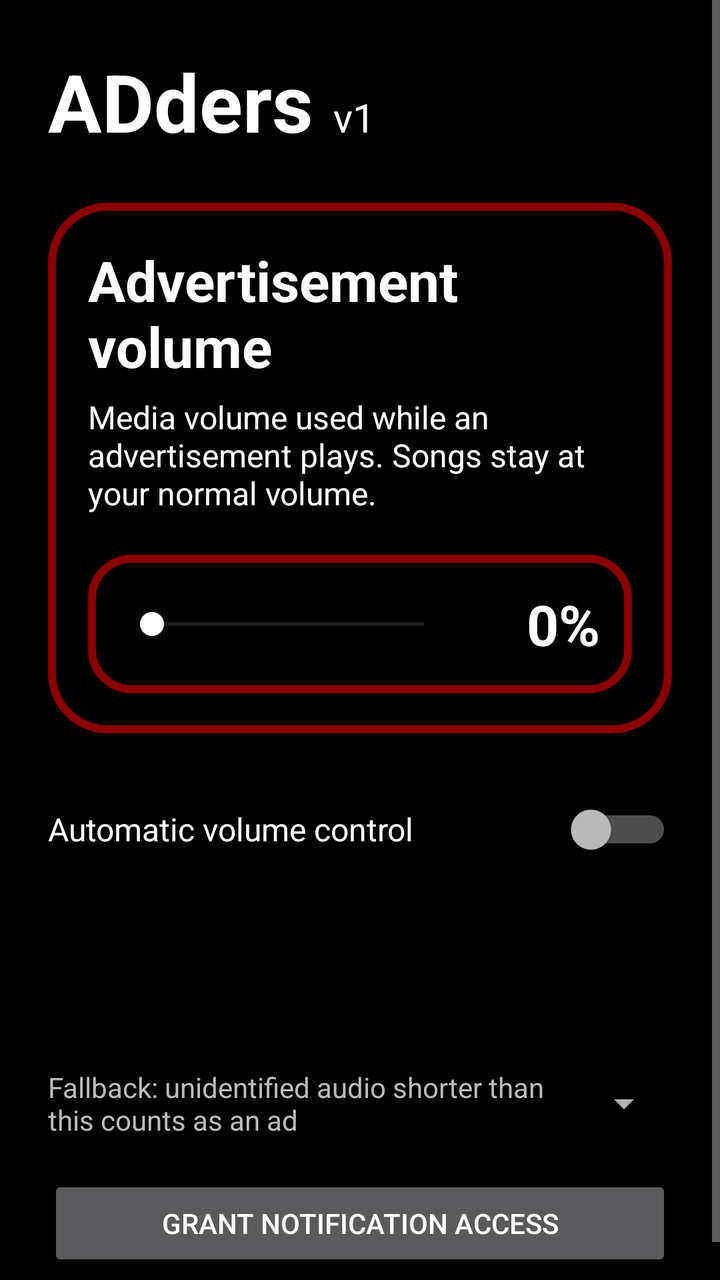
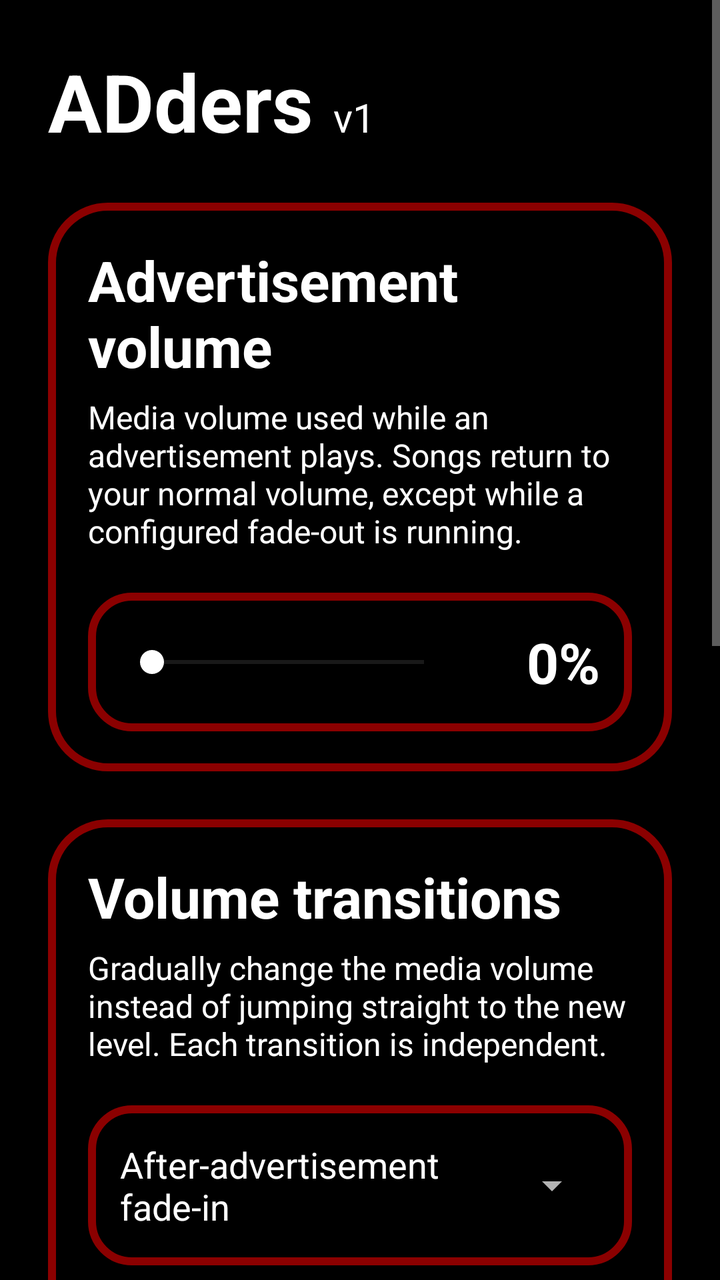

Screens rendered from an Android XML layout before and after an edit, with the pre-edit source and the edit as a unified diff.
<!-- AndroidManifest.xml: application theme Theme.ADders -->
<!-- res/layout/activity_main.xml -->
<?xml version="1.0" encoding="utf-8"?>
<ScrollView xmlns:android="http://schemas.android.com/apk/res/android"
    android:layout_width="match_parent"
    android:layout_height="match_parent"
    android:background="#000000"
    android:fillViewport="true">

    <LinearLayout
        android:layout_width="match_parent"
        android:layout_height="wrap_content"
        android:orientation="vertical"
        android:padding="24dp">

        <LinearLayout
            android:layout_width="match_parent"
            android:layout_height="wrap_content"
            android:baselineAligned="true"
            android:orientation="horizontal">

            <TextView
                android:layout_width="wrap_content"
                android:layout_height="wrap_content"
                android:text="ADders"
                android:textColor="#FFFFFF"
                android:textSize="40sp"
                android:textStyle="bold" />

            <TextView
                android:layout_width="wrap_content"
                android:layout_height="wrap_content"
                android:layout_marginStart="10dp"
                android:text="v1"
                android:textColor="#FFFFFF"
                android:textSize="20sp" />
        </LinearLayout>

        <LinearLayout
            android:layout_width="match_parent"
            android:layout_height="wrap_content"
            android:layout_marginTop="24dp"
            android:background="@drawable/panel_outer"
            android:orientation="vertical"
            android:padding="20dp">

            <TextView
                android:layout_width="match_parent"
                android:layout_height="wrap_content"
                android:text="Advertisement volume"
                android:textColor="#FFFFFF"
                android:textSize="28sp"
                android:textStyle="bold" />

            <TextView
                android:layout_width="match_parent"
                android:layout_height="wrap_content"
                android:layout_marginTop="6dp"
                android:text="Media volume used while an advertisement plays. Songs stay at your normal volume."
                android:textColor="#FFFFFF"
                android:textSize="16sp" />

            <LinearLayout
                android:layout_width="match_parent"
                android:layout_height="wrap_content"
                android:layout_marginTop="20dp"
                android:background="@drawable/panel_inner"
                android:gravity="center_vertical"
                android:orientation="horizontal"
                android:padding="16dp">

                <SeekBar
                    android:id="@+id/slider"
                    android:layout_width="0dp"
                    android:layout_height="wrap_content"
                    android:layout_weight="1"
                    android:max="100"
                    android:progressBackgroundTint="#555555"
                    android:progressTint="#FFFFFF"
                    android:thumbTint="#FFFFFF" />

                <TextView
                    android:id="@+id/percent"
                    android:layout_width="72dp"
                    android:layout_height="wrap_content"
                    android:gravity="end"
                    android:text="0%"
                    android:textColor="#FFFFFF"
                    android:textSize="28sp"
                    android:textStyle="bold" />
            </LinearLayout>
        </LinearLayout>

        <LinearLayout
            android:layout_width="match_parent"
            android:layout_height="wrap_content"
            android:layout_marginTop="24dp"
            android:orientation="vertical">

            <Switch
                android:id="@+id/autoSwitch"
                android:layout_width="match_parent"
                android:layout_height="wrap_content"
                android:minHeight="48dp"
                android:text="Automatic volume control"
                android:textColor="#FFFFFF"
                android:textSize="16sp" />

            <TextView
                android:id="@+id/app"
                android:layout_width="match_parent"
                android:layout_height="wrap_content"
                android:paddingTop="8dp"
                android:textColor="#FFFFFF"
                android:textSize="16sp" />

            <TextView
                android:id="@+id/state"
                android:layout_width="match_parent"
                android:layout_height="wrap_content"
                android:paddingTop="8dp"
                android:textColor="#FFFFFF"
                android:textSize="16sp" />

            <TextView
                android:id="@+id/volume"
                android:layout_width="match_parent"
                android:layout_height="wrap_content"
                android:paddingTop="8dp"
                android:textColor="#FFFFFF"
                android:textSize="16sp" />

            <LinearLayout
                android:layout_width="match_parent"
                android:layout_height="wrap_content"
                android:gravity="center_vertical"
                android:minHeight="48dp"
                android:orientation="horizontal">

                <TextView
                    android:layout_width="0dp"
                    android:layout_height="wrap_content"
                    android:layout_weight="1"
                    android:text="Fallback: unidentified audio shorter than this counts as an ad"
                    android:textColor="#BBBBBB"
                    android:textSize="14sp" />

                <Spinner
                    android:id="@+id/fallback"
                    android:layout_width="wrap_content"
                    android:layout_height="48dp"
                    android:layout_marginStart="12dp" />
            </LinearLayout>

            <Button
                android:id="@+id/grant"
                android:layout_width="match_parent"
                android:layout_height="wrap_content"
                android:layout_marginTop="12dp"
                android:text="Grant notification access" />
        </LinearLayout>
    </LinearLayout>
</ScrollView>
<!-- resources referenced by this layout -->
<resources>
  <!-- drawable panel_inner (drawable) -->
  <?xml version="1.0" encoding="utf-8"?>
  <shape xmlns:android="http://schemas.android.com/apk/res/android" android:shape="rectangle">
      <solid android:color="#000000" />
      <stroke android:width="4dp" android:color="#8B0000" />
      <corners android:radius="20dp" />
  </shape>
  <!-- drawable panel_outer (drawable) -->
  <?xml version="1.0" encoding="utf-8"?>
  <shape xmlns:android="http://schemas.android.com/apk/res/android" android:shape="rectangle">
      <solid android:color="#000000" />
      <stroke android:width="4dp" android:color="#8B0000" />
      <corners android:radius="28dp" />
  </shape>
  <style name="Theme.ADders" parent="android:Theme.Material.NoActionBar">
          <item name="android:windowBackground">#000000</item>
          <item name="android:statusBarColor">#000000</item>
          <item name="android:navigationBarColor">#000000</item>
          <item name="android:colorAccent">#8B0000</item>
      </style>
</resources>

<!-- the commit's change to res/layout/activity_main.xml (unified diff, before → after) -->
@@ -54,7 +54,7 @@
                 android:layout_width="match_parent"
                 android:layout_height="wrap_content"
                 android:layout_marginTop="6dp"
-                android:text="Media volume used while an advertisement plays. Songs stay at your normal volume."
+                android:text="Media volume used while an advertisement plays. Songs return to your normal volume, except while a configured fade-out is running."
                 android:textColor="#FFFFFF"
                 android:textSize="16sp" />
 
@@ -93,6 +93,103 @@
             android:layout_width="match_parent"
             android:layout_height="wrap_content"
             android:layout_marginTop="24dp"
+            android:background="@drawable/panel_outer"
+            android:orientation="vertical"
+            android:padding="20dp">
+
+            <TextView
+                android:layout_width="match_parent"
+                android:layout_height="wrap_content"
+                android:text="Volume transitions"
+                android:textColor="#FFFFFF"
+                android:textSize="28sp"
+                android:textStyle="bold" />
+
+            <TextView
+                android:layout_width="match_parent"
+                android:layout_height="wrap_content"
+                android:layout_marginTop="6dp"
+                android:text="Gradually change the media volume instead of jumping straight to the new level. Each transition is independent."
+                android:textColor="#FFFFFF"
+                android:textSize="16sp" />
+
+            <LinearLayout
+                android:layout_width="match_parent"
+                android:layout_height="wrap_content"
+                android:layout_marginTop="20dp"
+                android:background="@drawable/panel_inner"
+                android:gravity="center_vertical"
+                android:orientation="horizontal"
+                android:padding="16dp">
+
+                <TextView
+                    android:layout_width="0dp"
+                    android:layout_height="wrap_content"
+                    android:layout_weight="1"
+                    android:text="After-advertisement fade-in"
+                    android:textColor="#FFFFFF"
+                    android:textSize="18sp" />
+
+                <Spinner
+                    android:id="@+id/fadeIn"
+                    android:layout_width="wrap_content"
+                    android:layout_height="48dp"
+                    android:layout_marginStart="12dp" />
+            </LinearLayout>
+
+            <TextView
+                android:layout_width="match_parent"
+                android:layout_height="wrap_content"
+                android:layout_marginTop="6dp"
+                android:text="Duration used to return from the advertisement volume to your normal listening volume."
+                android:textColor="#BBBBBB"
+                android:textSize="14sp" />
+
+            <LinearLayout
+                android:layout_width="match_parent"
+                android:layout_height="wrap_content"
+                android:layout_marginTop="16dp"
+                android:background="@drawable/panel_inner"
+                android:gravity="center_vertical"
+                android:orientation="horizontal"
+                android:padding="16dp">
+
+                <TextView
+                    android:layout_width="0dp"
+                    android:layout_height="wrap_content"
+                    android:layout_weight="1"
+                    android:text="Song-ending fade-out"
+                    android:textColor="#FFFFFF"
+                    android:textSize="18sp" />
+
+                <Spinner
+                    android:id="@+id/fadeOut"
+                    android:layout_width="wrap_content"
+                    android:layout_height="48dp"
+                    android:layout_marginStart="12dp" />
+            </LinearLayout>
+
+            <TextView
+                android:layout_width="match_parent"
+                android:layout_height="wrap_content"
+                android:layout_marginTop="6dp"
+                android:text="Duration used to lower the volume during the final seconds of a song, toward the advertisement volume."
+                android:textColor="#BBBBBB"
+                android:textSize="14sp" />
+
+            <TextView
+                android:layout_width="match_parent"
+                android:layout_height="wrap_content"
+                android:layout_marginTop="10dp"
+                android:text="Fade-out needs the player to report the track duration and playback position. If Android or the player does not provide them, ADders cannot know the exact remaining time and waits for the normal ad/song detection instead."
+                android:textColor="#BBBBBB"
+                android:textSize="14sp" />
+        </LinearLayout>
+
+        <LinearLayout
+            android:layout_width="match_parent"
+            android:layout_height="wrap_content"
+            android:layout_marginTop="24dp"
             android:orientation="vertical">
 
             <Switch
